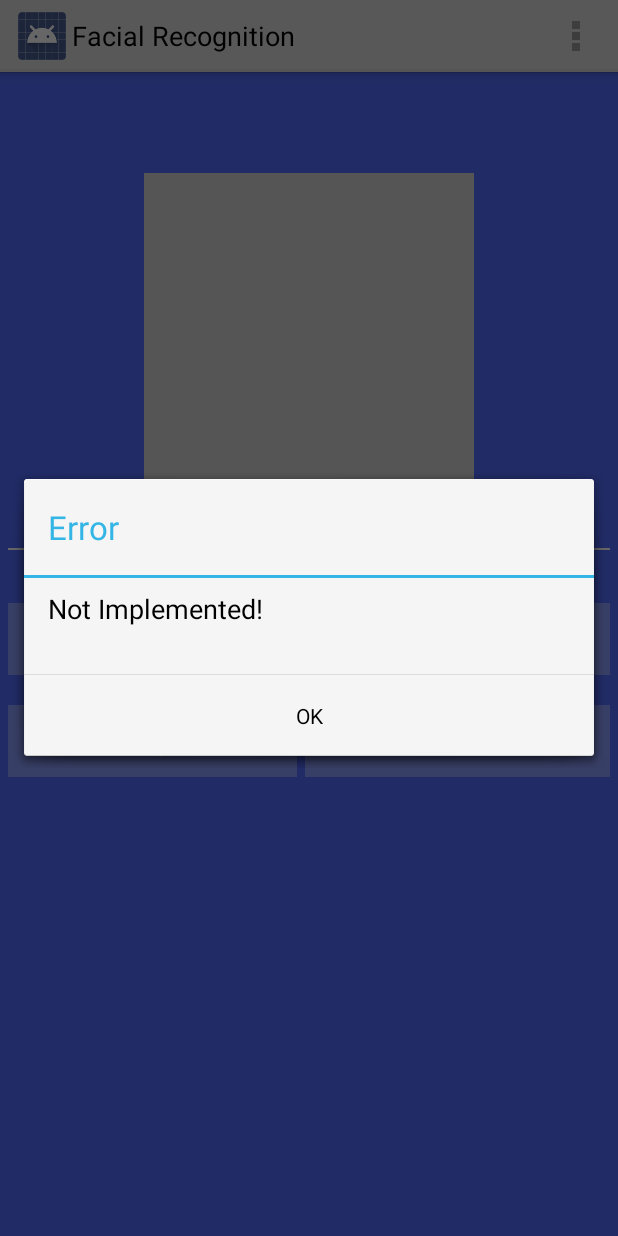
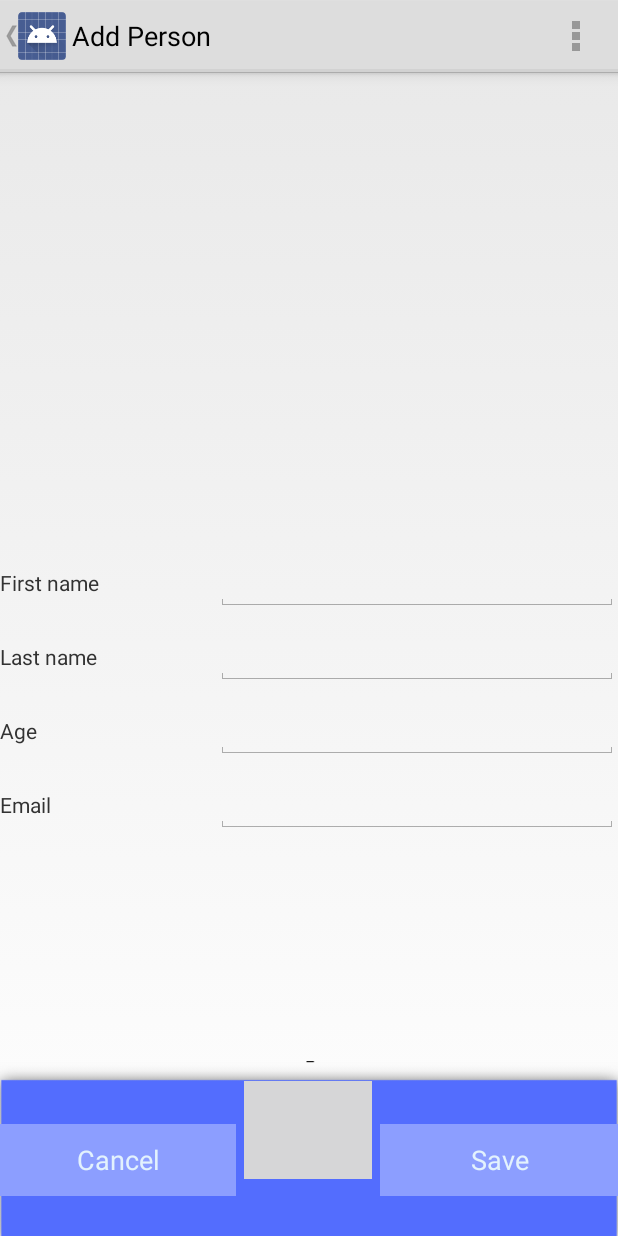
Before and after one commit to rcvjet15/person-recognition-android, an Android app: the screen it shows after launch (MainActivity before the commit, PersonActivity after it), after a tap on "Add", on a phone screen of 412 x 824 dp. Run offline under Robolectric (Android 15) with nearby library versions, the phone set to English and light mode, and no system bars.

Commit message:
Add RoundDrawable and set taken photo as circle

```diff
--- a/faceRecognition/src/main/java/org/opencv/samples/facedetect/MainActivity.java
+++ b/faceRecognition/src/main/java/org/opencv/samples/facedetect/MainActivity.java
@@ -44,8 +44,12 @@ public class MainActivity extends BaseAppActivity {
     }
 
     public void addUser(View view){
-        showAlertDialog(this, "Not Implemented!", "Error");
-        return;
+        Context context = this;
+        Class destinationClass = PersonActivity.class;
+        Intent intent = new Intent(context, destinationClass);
+        // If update feature is added, then crate two constants that will define insert or edit code
+        intent.putExtra(Intent.ACTION_INSERT_OR_EDIT, "insert");
+        startActivity(intent);
     }
 
     public void gallery(View view){
--- a/faceRecognition/src/main/res/layout/activity_about_us.xml
+++ b/faceRecognition/src/main/res/layout/activity_about_us.xml
@@ -14,6 +14,10 @@
     <ScrollView
         android:layout_width="match_parent"
         android:layout_height="match_parent">
+        <LinearLayout
+            android:layout_width="match_parent"
+            android:layout_height="match_parent"
+            android:orientation="vertical">
             <TextView
                 android:layout_width="match_parent"
                 android:layout_height="wrap_content"
@@ -72,5 +76,6 @@
                 android:layout_marginTop="5dp"
                 android:text="mbelancic@uniri.hr"
                 />
+        </LinearLayout>
     </ScrollView>
 </LinearLayout>
--- a/faceRecognition/src/main/res/layout/activity_main.xml
+++ b/faceRecognition/src/main/res/layout/activity_main.xml
@@ -32,9 +32,7 @@
         android:soundEffectsEnabled="true"/>
 
     <View
-        android:layout_width="match_parent"
-        android:layout_height="1dp"
-        android:background="@color/subBgColor"
+        style="@style/lineSeparator"
         android:layout_marginTop="20dp"
         android:layout_marginLeft="5dp"
         android:layout_marginRight="5dp"
--- a/faceRecognition/src/main/res/layout/activity_person_insert_or_edit.xml
+++ b/faceRecognition/src/main/res/layout/activity_person_insert_or_edit.xml
@@ -1,12 +1,26 @@
 <?xml version="1.0" encoding="utf-8"?>
 <LinearLayout xmlns:android="http://schemas.android.com/apk/res/android"
     android:orientation="vertical" android:layout_width="match_parent"
-    android:layout_height="match_parent">
+    android:layout_height="match_parent"
+    android:weightSum="100">
+
+    <LinearLayout
+        android:layout_width="match_parent"
+        android:layout_height="0dp"
+        android:layout_weight="40"
+        android:orientation="vertical"
+        android:weightSum="100">
+        <ImageView
+            android:id="@+id/profilePicShow"
+            android:layout_width="match_parent"
+            android:layout_height="0dp"
+            android:layout_weight="100"/>
+    </LinearLayout>
 
     <ScrollView
         android:layout_width="match_parent"
         android:layout_height="0dp"
-        android:layout_weight="87">
+        android:layout_weight="45">
         <LinearLayout
             android:layout_width="match_parent"
             android:layout_height="match_parent"
@@ -59,20 +73,35 @@
         style="@style/actionFooter"
         android:orientation="horizontal"
         android:layout_height="0dp"
-        android:layout_weight="15"
+        android:layout_weight="17"
         android:weightSum="100">
         <Button
             android:id="@+id/cancelBtn"
-            style="@style/actionFooterButton"
+            style="@style/takePictureFooterButton"
             android:onClick="cancel"
             android:text="@string/cancel"/>
+        <!-- Spacer View -->
         <View
             android:layout_width="0dp"
             android:layout_height="0dp"
-            android:layout_weight="10"/>
+            android:layout_weight="2"
+            />
+
+        <ImageButton
+            android:id="@+id/takePictureBtn"
+            style="@style/takePictureFooterTakePictureButton"
+            android:background="@drawable/take_picture_button"
+            android:onClick="takePicture" />
+
+        <!-- Spacer View -->
+        <View
+            android:layout_width="0dp"
+            android:layout_height="0dp"
+            android:layout_weight="2"
+            />
         <Button
             android:id="@+id/saveBtn"
-            style="@style/actionFooterButton"
+            style="@style/takePictureFooterButton"
             android:onClick="save"
             android:text="@string/save"/>
     </LinearLayout>
--- a/faceRecognition/src/main/res/layout/activity_settings.xml
+++ b/faceRecognition/src/main/res/layout/activity_settings.xml
@@ -3,6 +3,7 @@
     android:orientation="vertical"
     android:layout_width="match_parent"
     android:layout_height="match_parent"
+    android:background="@color/subBgColor"
     android:weightSum="100">
     <ScrollView
         android:layout_width="match_parent"
--- a/faceRecognition/src/main/res/values/colors.xml
+++ b/faceRecognition/src/main/res/values/colors.xml
@@ -6,7 +6,7 @@
 
     <color name="mainBgColor">#536DFE</color>
     <!--<color name="subBgColor">#82B1FF</color>-->
-    <color name="subBgColor">#ffffff</color>
+    <color name="subBgColor">#C6E2FF</color>
 
     <color name="appBtnColor">#8C9EFF</color>
     <color name="appBtnTextColor">#E3F2FD</color>
--- a/faceRecognition/src/main/res/values/styles.xml
+++ b/faceRecognition/src/main/res/values/styles.xml
@@ -32,6 +32,20 @@
         <item name="android:layout_weight">45</item>
     </style>
 
+    <style name="takePictureFooterButton" parent="appButton">
+        <item name="android:layout_width">wrap_content</item>
+        <item name="android:layout_height">wrap_content</item>
+        <item name="android:layout_weight">33</item>
+        <item name="android:layout_gravity">center_vertical</item>
+    </style>
+
+    <style name="takePictureFooterTakePictureButton" parent="appButton">
+        <item name="android:layout_width">0dp</item>
+        <item name="android:layout_height">65dp</item>
+        <item name="android:layout_weight">30</item>
+        <item name="android:layout_marginTop">13dp</item>
+    </style>
+
     <style name="formLinearLayoutContainer">
         <item name="android:layout_width">match_parent</item>
         <item name="android:layout_height">wrap_content</item>
@@ -51,6 +65,12 @@
         <item name="android:layout_height">wrap_content</item>
     </style>
 
+    <style name="lineSeparator">
+        <item name="android:layout_width">match_parent</item>
+        <item name="android:layout_height">1dp</item>
+        <item name="android:background">@color/subBgColor</item>
+    </style>
+
     <!-- Main activity -->
     <style name="mainActivityButton" parent="appButton">
         <item name="android:layout_width">match_parent</item>
@@ -67,12 +87,7 @@
     </style>
 
     <!-- Recognize activity -->
-    <style name="recognizeActivityButton" parent="appButton">
-        <item name="android:layout_width">wrap_content</item>
-        <item name="android:layout_height">wrap_content</item>
-        <item name="android:layout_weight">33</item>
-        <item name="android:layout_gravity">center_vertical</item>
-    </style>
+
 
     <!-- Person activity -->
     <style name="textViewPersonData">
```
Also changed, not shown: faceRecognition/src/main/java/org/opencv/samples/facedetect/Person.java (+9 -0 lines), faceRecognition/src/main/java/org/opencv/samples/facedetect/PersonActivity.java (+52 -38 lines), faceRecognition/src/main/java/org/opencv/samples/facedetect/RecognizeActivity.java (+7 -1 lines), faceRecognition/src/main/java/org/opencv/samples/facedetect/SettingsActivity.java (+0 -8 lines), faceRecognition/src/main/java/org/opencv/samples/facedetect/utilities/PersonInsertOrEditJsonUtils.java (added, +74 -0 lines), faceRecognition/src/main/java/org/opencv/samples/facedetect/utilities/ResponseMessagePersonInsertOrEdit.java (added, +12 -0 lines), faceRecognition/src/main/res/layout/activity_recognize.xml (+3 -6 lines). Lines whose indentation alone changed are shown as unchanged.
